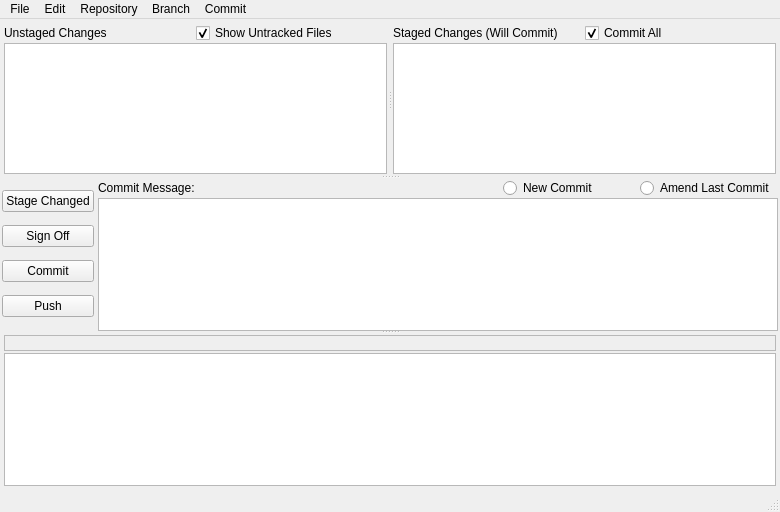
Old version of the form ui/Window.ui in the repository git-cola/git-cola.
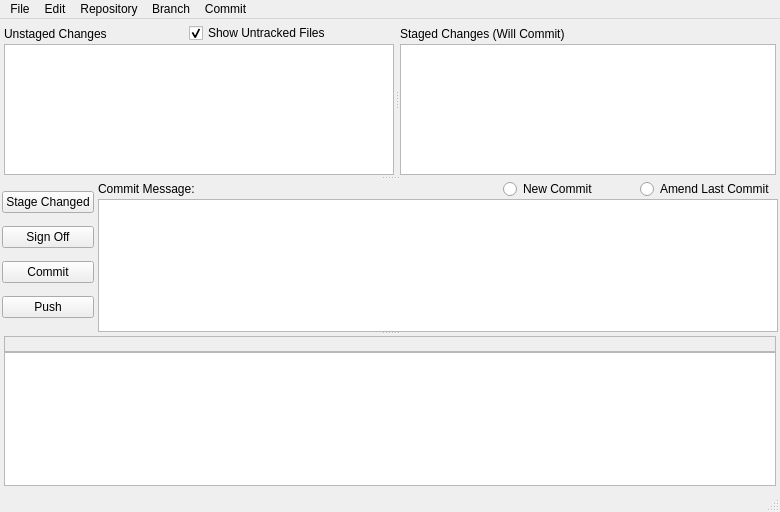
New version of the form.

Commit message:
Removed unecessary UI items
This commit enforces that ugit will only ever commit what is already staged (and thus in the stagedList).  Partial commits are not allowed, since that prevents partial commits.

Signed-off by: David Aguilar <davvid@gmail.com>

What changed in the file:
```diff
--- a/ui/Window.ui
+++ b/ui/Window.ui
@@ -72,6 +72,22 @@
               </property>
              </widget>
             </item>
+            <item>
+             <spacer>
+              <property name="orientation" >
+               <enum>Qt::Vertical</enum>
+              </property>
+              <property name="sizeType" >
+               <enum>QSizePolicy::MinimumExpanding</enum>
+              </property>
+              <property name="sizeHint" >
+               <size>
+                <width>20</width>
+                <height>21</height>
+               </size>
+              </property>
+             </spacer>
+            </item>
            </layout>
           </item>
           <item>
@@ -113,27 +129,37 @@
             <property name="spacing" >
              <number>0</number>
             </property>
+            <property name="bottomMargin" >
+             <number>0</number>
+            </property>
             <item>
              <widget class="QLabel" name="label_2" >
+              <property name="sizePolicy" >
+               <sizepolicy vsizetype="Preferred" hsizetype="Preferred" >
+                <horstretch>0</horstretch>
+                <verstretch>0</verstretch>
+               </sizepolicy>
+              </property>
               <property name="text" >
                <string>Staged Changes (Will Commit)</string>
               </property>
              </widget>
             </item>
             <item>
-             <widget class="QCheckBox" name="commitAllCheckBox" >
-              <property name="toolTip" >
-               <string>Whether to commit all staged files.
-Disabling this causes ugit to only commit the
-selected files in the "Files to Commit" list.</string>
+             <spacer>
+              <property name="orientation" >
+               <enum>Qt::Vertical</enum>
               </property>
-              <property name="text" >
-               <string>Commit All</string>
+              <property name="sizeType" >
+               <enum>QSizePolicy::MinimumExpanding</enum>
               </property>
-              <property name="checked" >
-               <bool>true</bool>
+              <property name="sizeHint" >
+               <size>
+                <width>20</width>
+                <height>21</height>
+               </size>
               </property>
-             </widget>
+             </spacer>
             </item>
            </layout>
           </item>
@@ -322,7 +348,7 @@
       <widget class="QWidget" name="layoutWidget" >
        <layout class="QVBoxLayout" >
         <property name="spacing" >
-         <number>2</number>
+         <number>0</number>
         </property>
         <item>
          <widget class="QLabel" name="displayLabel" >
```
Left out of the diff: 16 changed lines with no effect on the pictures. The commit also changes 1 other file.
